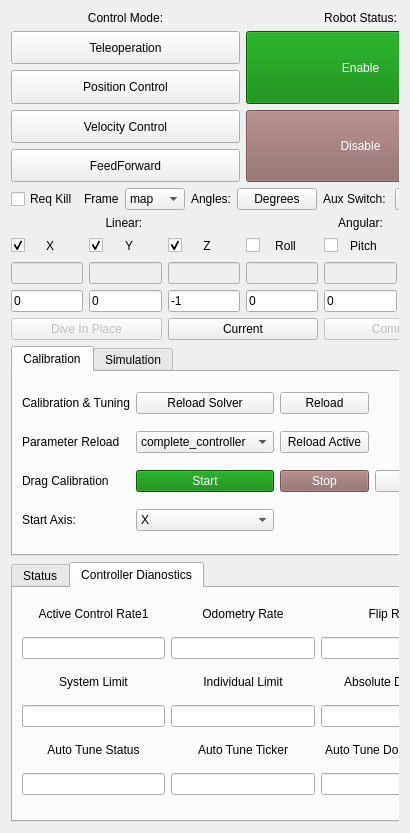
The window that riptide_rviz/riptide_rviz/src/ControlPanel.ui (osu-uwrt/mercury_gui) describes before a commit, drawn with Qt 5.
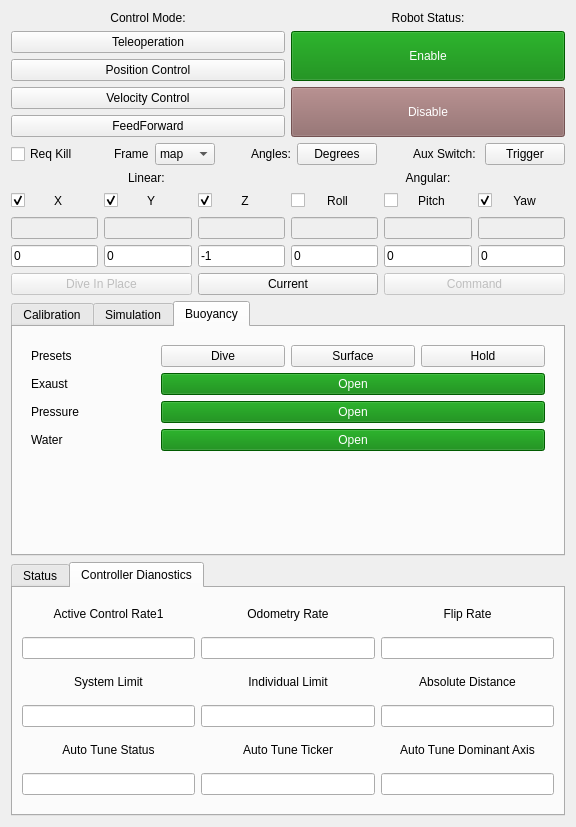
The same window after the commit.

Commit message: controlpanel can control tank buoyancy engine

What changed in the file:
```diff
--- a/riptide_rviz/riptide_rviz/src/ControlPanel.ui
+++ b/riptide_rviz/riptide_rviz/src/ControlPanel.ui
@@ -9,8 +9,8 @@
    <rect>
     <x>0</x>
     <y>0</y>
-    <width>410</width>
-    <height>833</height>
+    <width>576</width>
+    <height>827</height>
    </rect>
   </property>
   <property name="sizePolicy">
@@ -66,8 +66,8 @@
        <rect>
         <x>0</x>
         <y>0</y>
-        <width>588</width>
-        <height>815</height>
+        <width>558</width>
+        <height>809</height>
        </rect>
       </property>
       <property name="sizePolicy">
@@ -958,7 +958,7 @@
           </size>
          </property>
          <property name="currentIndex">
-          <number>0</number>
+          <number>2</number>
          </property>
          <widget class="QWidget" name="Tuning">
           <property name="enabled">
@@ -1364,6 +1364,117 @@
            </item>
           </layout>
          </widget>
+         <widget class="QWidget" name="Buoyancy">
+          <property name="enabled">
+           <bool>true</bool>
+          </property>
+          <attribute name="title">
+           <string>Buoyancy</string>
+          </attribute>
+          <layout class="QGridLayout" name="gridLayout_8">
+           <item row="1" column="0">
+            <spacer name="verticalSpacer">
+             <property name="orientation">
+              <enum>Qt::Vertical</enum>
+             </property>
+             <property name="sizeHint" stdset="0">
+              <size>
+               <width>20</width>
+               <height>90</height>
+              </size>
+             </property>
+            </spacer>
+           </item>
+           <item row="0" column="0">
+            <widget class="QWidget" name="widget_2" native="true">
+             <layout class="QGridLayout" name="gridLayout_7">
+              <item row="2" column="0">
+               <widget class="QLabel" name="label_37">
+                <property name="text">
+                 <string>Pressure</string>
+                </property>
+               </widget>
+              </item>
+              <item row="3" column="0">
+               <widget class="QLabel" name="label_38">
+                <property name="text">
+                 <string>Water</string>
+                </property>
+               </widget>
+              </item>
+              <item row="0" column="1">
+               <widget class="QPushButton" name="bstCmdDive">
+                <property name="text">
+                 <string>Dive</string>
+                </property>
+               </widget>
+              </item>
+              <item row="0" column="2">
+               <widget class="QPushButton" name="bstCmdSurface">
+                <property name="text">
+                 <string>Surface</string>
+                </property>
+               </widget>
+              </item>
+              <item row="1" column="0">
+               <widget class="QLabel" name="label_36">
+                <property name="text">
+                 <string>Exaust</string>
+                </property>
+               </widget>
+              </item>
+              <item row="0" column="0">
+               <widget class="QLabel" name="label_39">
+                <property name="text">
+                 <string>Presets</string>
+                </property>
+               </widget>
+              </item>
+              <item row="0" column="3">
+               <widget class="QPushButton" name="bstCmdHold">
+                <property name="text">
+                 <string>Hold</string>
+                </property>
+               </widget>
+              </item>
+              <item row="1" column="1" colspan="3">
+               <widget class="QPushButton" name="bstExaustToggle">
+                <property name="styleSheet">
+                 <string notr="true">QPushButton {color: white; background: green;}
+QPushButton:!enabled{color: white; background: rgb(100, 130, 110);}</string>
+                </property>
+                <property name="text">
+                 <string>Open</string>
+                </property>
+               </widget>
+              </item>
+              <item row="2" column="1" colspan="3">
+               <widget class="QPushButton" name="bstPressureToggle">
+                <property name="styleSheet">
+                 <string notr="true">QPushButton {color: white; background: green;}
+QPushButton:!enabled{color: white; background: rgb(100, 130, 110);}</string>
+                </property>
+                <property name="text">
+                 <string>Open</string>
+                </property>
+               </widget>
+              </item>
+              <item row="3" column="1" colspan="3">
+               <widget class="QPushButton" name="bstWaterToggle">
+                <property name="styleSheet">
+                 <string notr="true">QPushButton {color: white; background: green;}
+QPushButton:!enabled{color: white; background: rgb(100, 130, 110);}</string>
+                </property>
+                <property name="text">
+                 <string>Open</string>
+                </property>
+               </widget>
+              </item>
+             </layout>
+            </widget>
+           </item>
+          </layout>
+         </widget>
         </widget>
        </item>
        <item>
```
Left out of the diff: 386 changed lines with no effect on the pictures. The commit also changes 4 other files.
